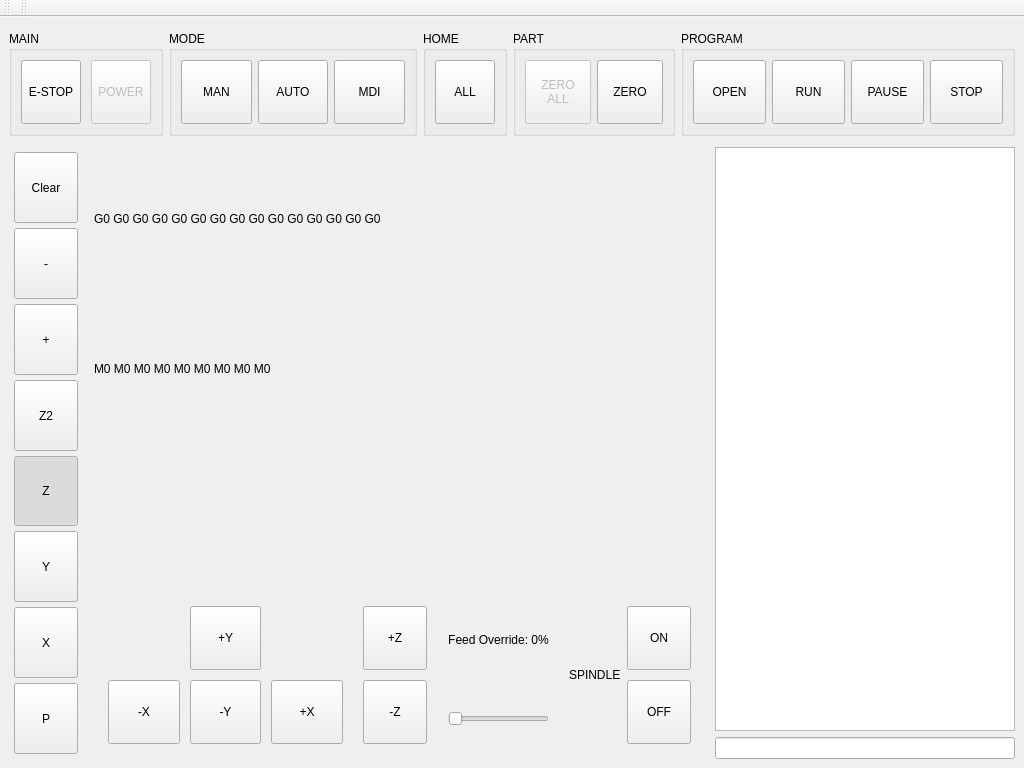
Before: the Qt Designer form tnc/ui/window.ui in kcjengr/turbonc, drawn with Qt 5.
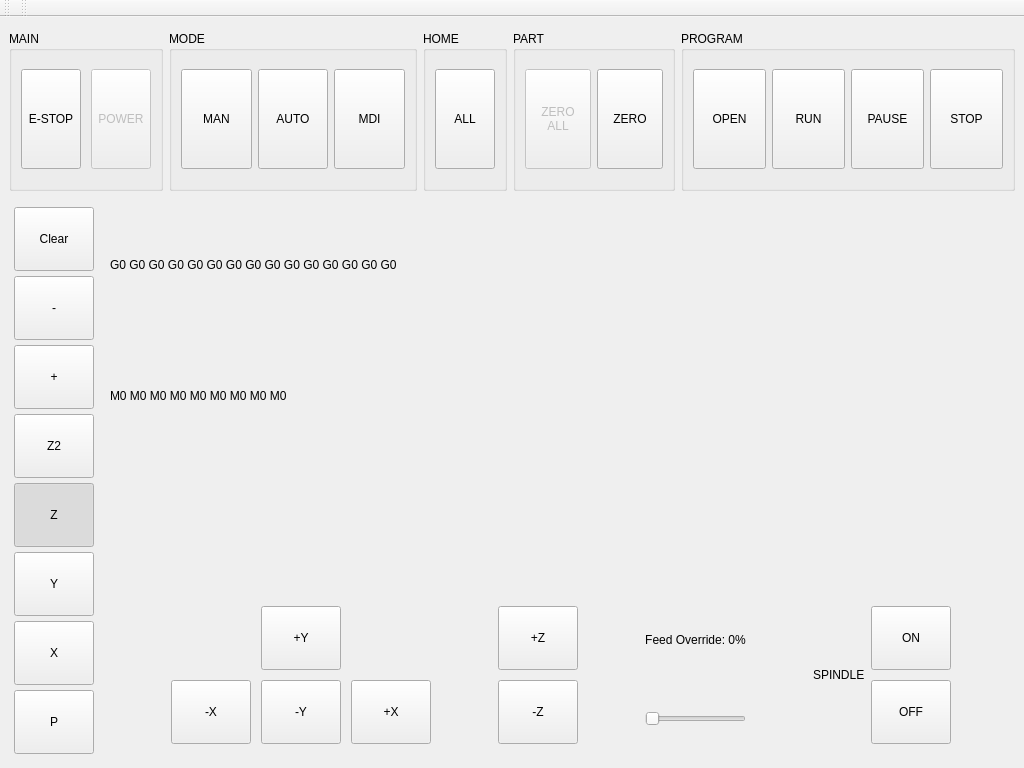
After: the same form once the commit is applied. Icons and pictures are not drawn. Custom widgets are drawn as their Qt base class.

Commit message: remove gcode editor

```diff
--- a/tnc/ui/window.ui
+++ b/tnc/ui/window.ui
@@ -1082,34 +1082,6 @@
           </item>
          </layout>
         </item>
-        <item>
-         <layout class="QVBoxLayout" name="verticalLayout_5">
-          <item>
-           <layout class="QVBoxLayout" name="verticalLayout_7">
-            <item>
-             <widget class="gCodeEdit" name="gcodeedit">
-              <property name="minimumSize">
-               <size>
-                <width>300</width>
-                <height>0</height>
-               </size>
-              </property>
-              <property name="backgroundcolor" stdset="0">
-               <color>
-                <red>92</red>
-                <green>53</green>
-                <blue>102</blue>
-               </color>
-              </property>
-             </widget>
-            </item>
-            <item>
-             <widget class="MDIEntry" name="mdientry"/>
-            </item>
-           </layout>
-          </item>
-         </layout>
-        </item>
        </layout>
       </item>
      </layout>
@@ -1407,11 +1379,6 @@
    <extends>QPushButton</extends>
    <header>qtpyvcp.widgets.button_widgets.dialog_button</header>
   </customwidget>
-  <customwidget>
-   <class>MDIEntry</class>
-   <extends>QLineEdit</extends>
-   <header>qtpyvcp.widgets.input_widgets.mdientry_widget</header>
-  </customwidget>
   <customwidget>
    <class>ActionSlider</class>
    <extends>QSlider</extends>
@@ -1443,11 +1410,6 @@
    <extends>QPushButton</extends>
    <header>qtpyvcp.widgets.button_widgets.action_button</header>
   </customwidget>
-  <customwidget>
-   <class>gCodeEdit</class>
-   <extends>QPlainTextEdit</extends>
-   <header>qtpyvcp.widgets.input_widgets.gcedit</header>
-  </customwidget>
  </customwidgets>
  <resources>
   <include location="../resources.qrc"/>
```
